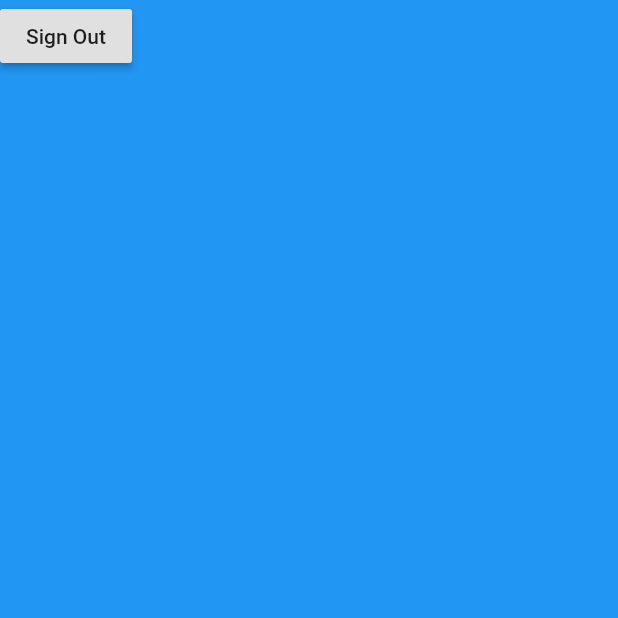
After one commit to danielpartogi/FlutterAuthPlayground, a Flutter app: the HomePage screen opened by its route, on a phone screen of 412 x 824 dp, the top half of it. The commit adds this screen. Run offline on Flutter 3.47's test engine with Material 2 defaults, Android fonts, the phone set to English and light mode, and no system bars; our stand-ins replace firebase_auth; accounts and stored records are empty.

Commit message:
add routing, and root file

```diff
--- /dev/null
+++ b/lib/homePage.dart
@@ -0,0 +1,32 @@
+import 'package:auth/loginPage.dart';
+import 'package:firebase_auth/firebase_auth.dart';
+import 'package:flutter/material.dart';
+
+class HomePage extends StatefulWidget {
+  @override
+  _HomePageState createState() => _HomePageState();
+}
+
+class _HomePageState extends State<HomePage> {
+  @override
+  Widget build(BuildContext context) {
+    return Container(
+      child: new Scaffold(
+        backgroundColor: Colors.blue,
+        body: Column(
+          children: <Widget>[
+            RaisedButton(
+              onPressed: _signOut,
+              child: new Text('Sign Out'),
+            )
+          ],
+        ),
+      )
+    );
+  }
+
+   void _signOut()  async{
+    await FirebaseAuth.instance.signOut();
+    Navigator.of(context).pushReplacementNamed("/login");
+  }
+}
--- /dev/null
+++ b/lib/router.dart
@@ -0,0 +1,10 @@
+import 'package:flutter/material.dart';
+import 'loginPage.dart';
+import 'homePage.dart';
+import 'main.dart';
+
+final routes = {
+  '/':         (BuildContext context) => new SplashScreen(),
+  '/home':         (BuildContext context) => new HomePage(),
+  '/login' :          (BuildContext context) => new LoginPage(),
+};
```
Also changed, not shown: lib/auth.dart (added, +32 -0 lines), lib/loginPage.dart (+10 -3 lines), lib/main.dart (+44 -6 lines).
